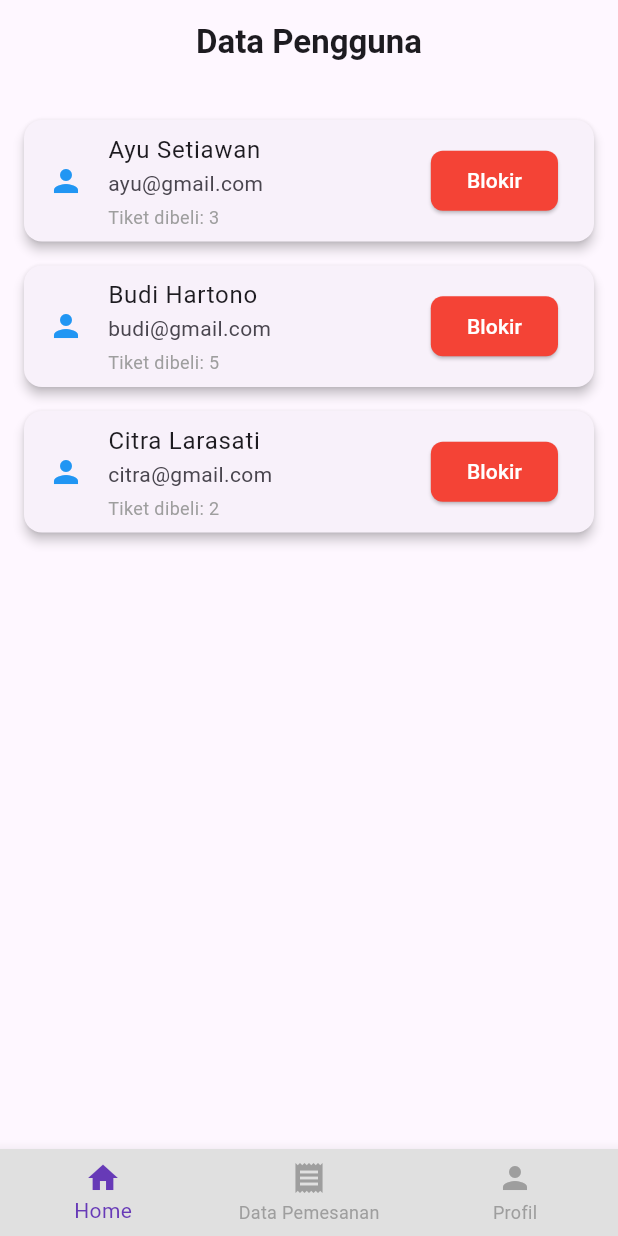
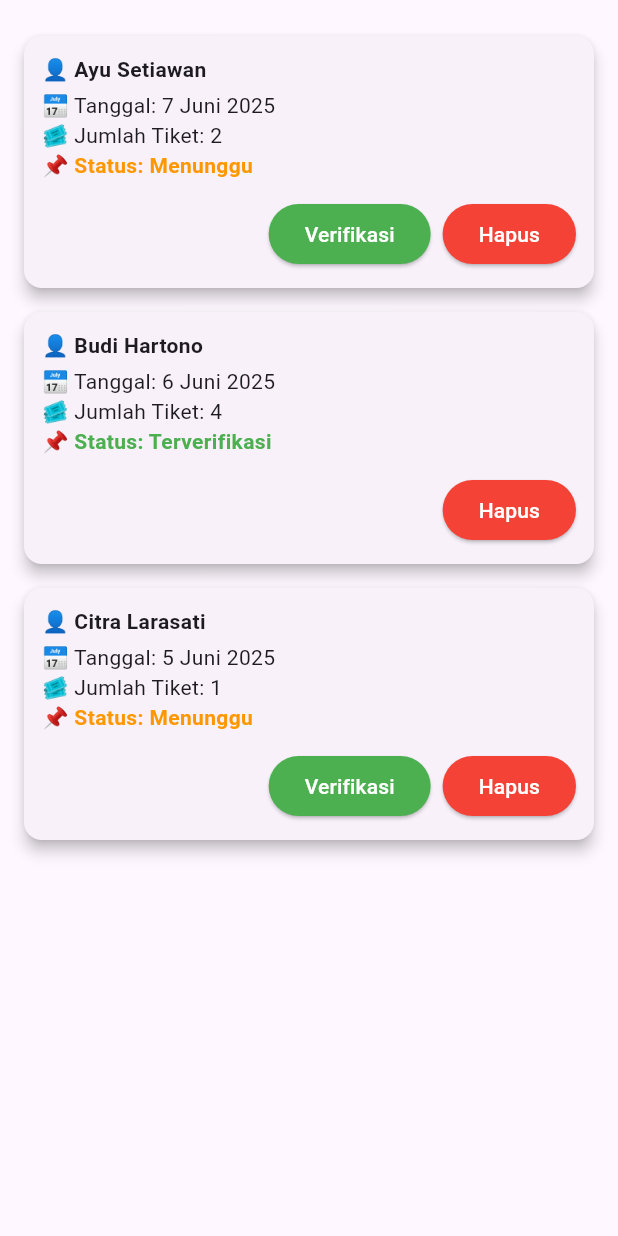
Before and after one commit to faizaST/klmpk_3, a Flutter app: the screen it shows after launch, on a phone screen of 412 x 824 dp. Run offline on Flutter 3.47's test engine with Material 3 defaults, Android fonts, the phone set to English and light mode, and no system bars.

Commit message:
menambahkan pemesanan

```diff
--- a/lib/main.dart
+++ b/lib/main.dart
@@ -1,4 +1,5 @@
 import 'package:flutter/material.dart';
+import 'package:klmpk_3/screens/admin/pemesanan_full_page.dart';
 import 'package:klmpk_3/screens/admin/pengguna_page.dart';
 import 'screens/admin/admin_home_page.dart';
 
@@ -17,7 +18,7 @@ class MyApp extends StatelessWidget {
       theme: ThemeData(
         colorScheme: ColorScheme.fromSeed(seedColor: Colors.deepPurple),
       ),
-      home: PenggunaPage(),
+      home: PemesananFullPage(),
     );
   }
 }
--- /dev/null
+++ b/lib/screens/admin/pemesanan_body_page.dart
@@ -0,0 +1,82 @@
+import 'package:flutter/material.dart';
+
+class PemesananBody extends StatelessWidget {
+  final List<Map<String, dynamic>> pemesananList;
+  final void Function(int) onVerifikasi;
+  final void Function(int) onHapus;
+
+  const PemesananBody({
+    super.key,
+    required this.pemesananList,
+    required this.onVerifikasi,
+    required this.onHapus,
+  });
+
+  @override
+  Widget build(BuildContext context) {
+    return ListView.builder(
+      padding: const EdgeInsets.all(16),
+      itemCount: pemesananList.length,
+      itemBuilder: (context, index) {
+        final item = pemesananList[index];
+
+        return Card(
+          shape: RoundedRectangleBorder(
+            borderRadius: BorderRadius.circular(12),
+          ),
+          elevation: 4,
+          margin: const EdgeInsets.symmetric(vertical: 8),
+          child: Padding(
+            padding: const EdgeInsets.all(12.0),
+            child: Column(
+              crossAxisAlignment: CrossAxisAlignment.start,
+              children: [
+                Text(
+                  '👤 ${item['nama']}',
+                  style: const TextStyle(fontWeight: FontWeight.bold),
+                ),
+                const SizedBox(height: 4),
+                Text('📅 Tanggal: ${item['tanggal']}'),
+                Text('🎟️ Jumlah Tiket: ${item['jumlahTiket']}'),
+                Text(
+                  '📌 Status: ${item['status']}',
+                  style: TextStyle(
+                    color:
+                        item['status'] == 'Terverifikasi'
+                            ? Colors.green
+                            : Colors.orange,
+                    fontWeight: FontWeight.w600,
+                  ),
+                ),
+                const SizedBox(height: 12),
+                Row(
+                  mainAxisAlignment: MainAxisAlignment.end,
+                  children: [
+                    if (item['status'] != 'Terverifikasi')
+                      ElevatedButton(
+                        onPressed: () => onVerifikasi(index),
+                        style: ElevatedButton.styleFrom(
+                          backgroundColor: Colors.green,
+                          foregroundColor: Colors.white,
+                        ),
+                        child: const Text('Verifikasi'),
+                      ),
+                    const SizedBox(width: 8),
+                    ElevatedButton(
+                      onPressed: () => onHapus(index),
+                      style: ElevatedButton.styleFrom(
+                        backgroundColor: Colors.red,
+                        foregroundColor: Colors.white,
+                      ),
+                      child: const Text('Hapus'),
+                    ),
+                  ],
+                ),
+              ],
+            ),
+          ),
+        );
+      },
+    );
+  }
+}
--- /dev/null
+++ b/lib/screens/admin/pemesanan_full_page.dart
@@ -0,0 +1,11 @@
+import 'package:flutter/material.dart';
+import 'pemesanan_page.dart';
+
+class PemesananFullPage extends StatelessWidget {
+  const PemesananFullPage({super.key});
+
+  @override
+  Widget build(BuildContext context) {
+    return Scaffold(body: const PemesananPage());
+  }
+}
--- /dev/null
+++ b/lib/screens/admin/pemesanan_page.dart
@@ -0,0 +1,53 @@
+import 'package:flutter/material.dart';
+import 'pemesanan_body_page.dart';
+
+class PemesananPage extends StatefulWidget {
+  const PemesananPage({super.key});
+
+  @override
+  State<PemesananPage> createState() => _PemesananPageState();
+}
+
+class _PemesananPageState extends State<PemesananPage> {
+  List<Map<String, dynamic>> pemesananList = [
+    {
+      "nama": "Ayu Setiawan",
+      "tanggal": "7 Juni 2025",
+      "jumlahTiket": 2,
+      "status": "Menunggu",
+    },
+    {
+      "nama": "Budi Hartono",
+      "tanggal": "6 Juni 2025",
+      "jumlahTiket": 4,
+      "status": "Terverifikasi",
+    },
+    {
+      "nama": "Citra Larasati",
+      "tanggal": "5 Juni 2025",
+      "jumlahTiket": 1,
+      "status": "Menunggu",
+    },
+  ];
+
+  void verifikasi(int index) {
+    setState(() {
+      pemesananList[index]['status'] = 'Terverifikasi';
+    });
+  }
+
+  void hapus(int index) {
+    setState(() {
+      pemesananList.removeAt(index);
+    });
+  }
+
+  @override
+  Widget build(BuildContext context) {
+    return PemesananBody(
+      pemesananList: pemesananList,
+      onVerifikasi: verifikasi,
+      onHapus: hapus,
+    );
+  }
+}
```
